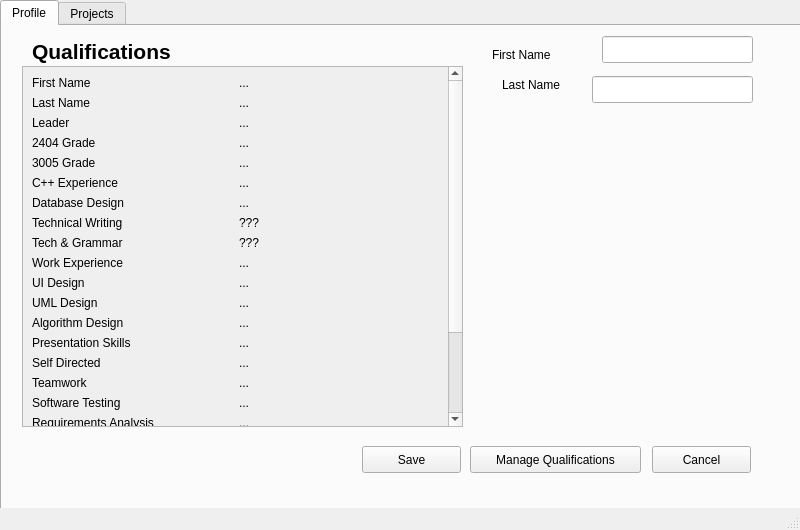
Qt form studentwindow.ui (sprinklej/00100100) before a commit.
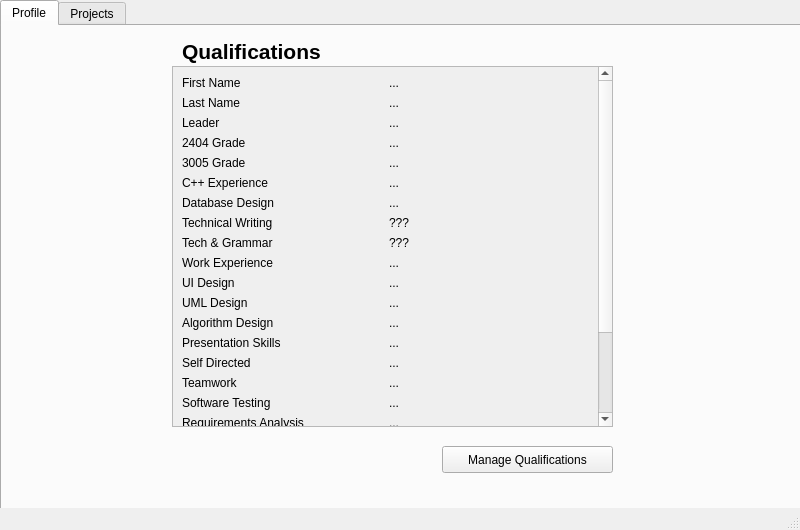
The same form after that commit.

```diff
--- a/studentwindow.ui
+++ b/studentwindow.ui
@@ -30,82 +30,10 @@
      <attribute name="title">
       <string>Profile</string>
      </attribute>
-     <widget class="QPushButton" name="pushButton">
-      <property name="geometry">
-       <rect>
-        <x>360</x>
-        <y>420</y>
-        <width>99</width>
-        <height>27</height>
-       </rect>
-      </property>
-      <property name="text">
-       <string>Save</string>
-      </property>
-     </widget>
-     <widget class="QLineEdit" name="lineEdit">
-      <property name="geometry">
-       <rect>
-        <x>600</x>
-        <y>10</y>
-        <width>151</width>
-        <height>27</height>
-       </rect>
-      </property>
-     </widget>
-     <widget class="QLineEdit" name="lineEdit_2">
-      <property name="geometry">
-       <rect>
-        <x>590</x>
-        <y>50</y>
-        <width>161</width>
-        <height>27</height>
-       </rect>
-      </property>
-     </widget>
-     <widget class="QLabel" name="label_3">
-      <property name="geometry">
-       <rect>
-        <x>490</x>
-        <y>20</y>
-        <width>101</width>
-        <height>17</height>
-       </rect>
-      </property>
-      <property name="text">
-       <string>First Name</string>
-      </property>
-     </widget>
-     <widget class="QLabel" name="label_4">
-      <property name="geometry">
-       <rect>
-        <x>500</x>
-        <y>50</y>
-        <width>91</width>
-        <height>17</height>
-       </rect>
-      </property>
-      <property name="text">
-       <string>Last Name</string>
-      </property>
-     </widget>
-     <widget class="QPushButton" name="pushButton_5">
-      <property name="geometry">
-       <rect>
-        <x>650</x>
-        <y>420</y>
-        <width>99</width>
-        <height>27</height>
-       </rect>
-      </property>
-      <property name="text">
-       <string>Cancel</string>
-      </property>
-     </widget>
      <widget class="QPushButton" name="pushButton_manQual">
       <property name="geometry">
        <rect>
-        <x>468</x>
+        <x>440</x>
         <y>420</y>
         <width>171</width>
         <height>27</height>
@@ -118,8 +46,8 @@
      <widget class="QLabel" name="status">
       <property name="geometry">
        <rect>
-        <x>30</x>
-        <y>80</y>
+        <x>10</x>
+        <y>420</y>
         <width>411</width>
         <height>17</height>
        </rect>
@@ -131,7 +59,7 @@
      <widget class="QScrollArea" name="scrollArea">
       <property name="geometry">
        <rect>
-        <x>20</x>
+        <x>170</x>
         <y>40</y>
         <width>441</width>
         <height>361</height>
@@ -493,7 +421,7 @@
      <widget class="QLabel" name="label">
       <property name="geometry">
        <rect>
-        <x>30</x>
+        <x>180</x>
         <y>10</y>
         <width>161</width>
         <height>31</height>
```
Left out of the diff: 10 changed lines with no effect on the pictures.
